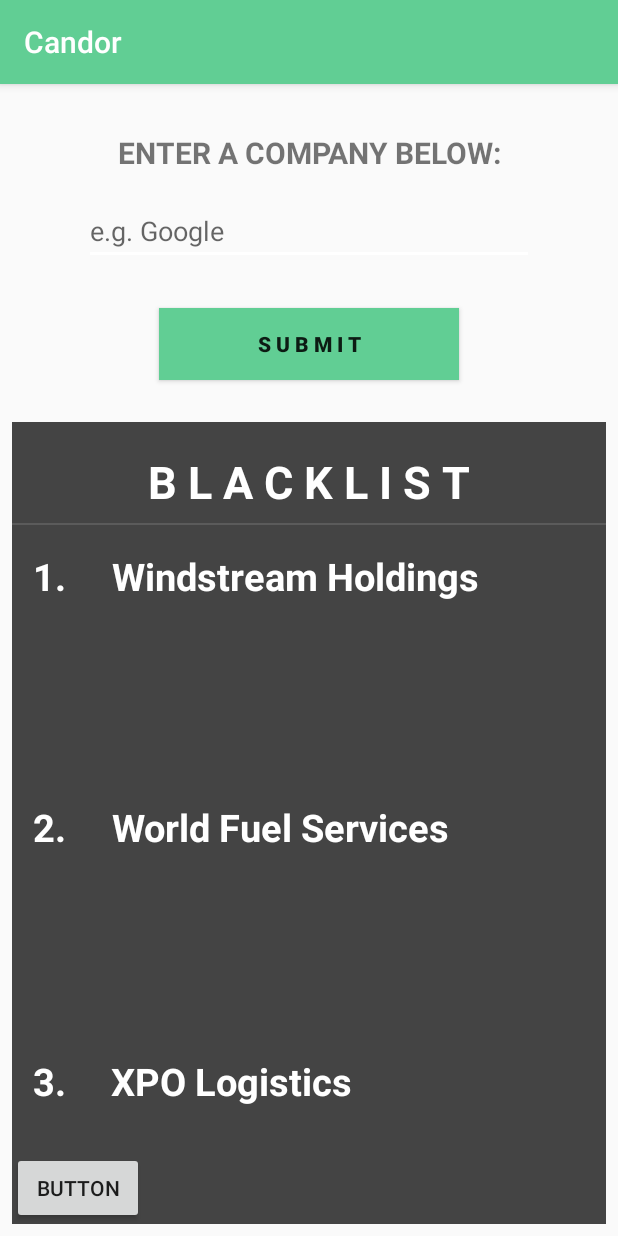
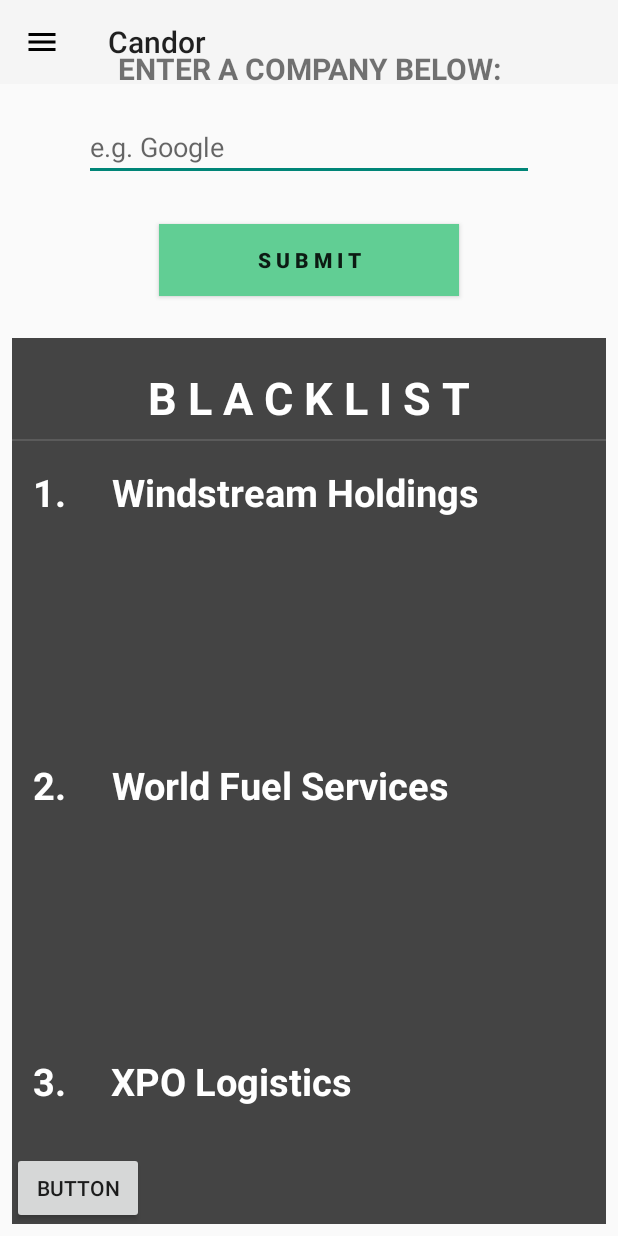
Before and after one commit to adityan9900/Candor, an Android app: the screen it shows after launch (MainActivity), on a phone screen of 412 x 824 dp. Run offline under Robolectric (Android 15) with nearby library versions, the phone set to English and light mode, and no system bars; libraries missing offline, so code that uses them is left out: com.beardedhen.androidbootstrap; 1 statement that could not run was skipped.

Commit message:
Updates for activity_reward

```diff
--- a/app/src/main/AndroidManifest.xml
+++ b/app/src/main/AndroidManifest.xml
@@ -8,7 +8,7 @@
         android:label="@string/app_name"
         android:roundIcon="@mipmap/logo_green_round"
         android:supportsRtl="true"
-        android:theme="@style/AppTheme">
+        android:theme="@style/Theme.AppCompat.Light.NoActionBar" >
         <activity android:name=".MainActivity">
             <intent-filter>
                 <action android:name="android.intent.action.MAIN" />
--- a/app/src/main/java/com/helloworld/candor/candor/MainActivity.java
+++ b/app/src/main/java/com/helloworld/candor/candor/MainActivity.java
@@ -5,13 +5,16 @@ import android.content.Intent;
 import android.content.res.Configuration;
 import android.graphics.Color;
 import android.support.annotation.Nullable;
+import android.support.design.widget.NavigationView;
 import android.support.v4.view.GravityCompat;
 import android.support.v4.widget.DrawerLayout;
+import android.support.v7.app.ActionBar;
 import android.support.v7.app.ActionBarDrawerToggle;
 import android.support.v7.app.AppCompatActivity;
 import android.os.Bundle;
 import android.support.v7.widget.LinearLayoutManager;
 import android.support.v7.widget.RecyclerView;
+import android.support.v7.widget.Toolbar;
 import android.view.Menu;
 import android.view.MenuItem;
 import android.view.View;
@@ -41,6 +44,11 @@ import static android.media.CamcorderProfile.get;
 
 public class MainActivity extends AppCompatActivity {
 
+
+
+
+    private DrawerLayout mDrawerLayout;
+
     final int COMPANY_SUMMARY_REQUEST_CODE = 1;
     final int REWARDS_REQUEST_CODE = 2;
     // final int PROMO_REQUEST_CODE = 3;
@@ -57,7 +65,61 @@ public class MainActivity extends AppCompatActivity {
         super.onCreate(savedInstanceState);
         setContentView(R.layout.activity_main);
 
-        getSupportActionBar().setTitle("Candor");
+        mDrawerLayout = findViewById(R.id.drawer_layout);
+
+
+
+        Toolbar toolbar = findViewById(R.id.toolbar);
+        setSupportActionBar(toolbar);
+        ActionBar actionbar = getSupportActionBar();
+        actionbar.setDisplayHomeAsUpEnabled(true);
+        actionbar.setHomeAsUpIndicator(R.drawable.ic_menu);
+
+        NavigationView navigationView = findViewById(R.id.nav_view);
+        navigationView.setNavigationItemSelectedListener(
+                new NavigationView.OnNavigationItemSelectedListener() {
+                    @Override
+                    public boolean onNavigationItemSelected(MenuItem menuItem) {
+                        // set item as selected to persist highlight
+                        menuItem.setChecked(true);
+                        // close drawer when item is tapped
+                        mDrawerLayout.closeDrawers();
+
+                        // Add code here to update the UI based on the item selected
+                        // For example, swap UI fragments here
+
+                        return true;
+                    }
+                });
+
+        mDrawerLayout.addDrawerListener(
+                new DrawerLayout.DrawerListener() {
+                    @Override
+                    public void onDrawerSlide(View drawerView, float slideOffset) {
+                        // Respond when the drawer's position changes
+                    }
+
+                    @Override
+                    public void onDrawerOpened(View drawerView) {
+                        // Respond when the drawer is opened
+                    }
+
+                    @Override
+                    public void onDrawerClosed(View drawerView) {
+                        // Respond when the drawer is closed
+                    }
+
+                    @Override
+                    public void onDrawerStateChanged(int newState) {
+                        // Respond when the drawer motion state changes
+                    }
+                }
+        );
+
+
+
+
+        //getSupportActionBar().setTitle("Candor");
 
         companyActivity = new CompanyActivity();
 
@@ -126,6 +188,15 @@ public class MainActivity extends AppCompatActivity {
         });
 
     }
+    @Override
+    public boolean onOptionsItemSelected(MenuItem item) {
+        switch (item.getItemId()) {
+            case android.R.id.home:
+                mDrawerLayout.openDrawer(GravityCompat.START);
+                return true;
+        }
+        return super.onOptionsItemSelected(item);
+    }
 
 
 
--- /dev/null
+++ b/app/src/main/res/drawable/ic_menu.xml
@@ -0,0 +1,9 @@
+<vector xmlns:android="http://schemas.android.com/apk/res/android"
+        android:width="24dp"
+        android:height="24dp"
+        android:viewportWidth="24.0"
+        android:viewportHeight="24.0">
+    <path
+        android:fillColor="#FF000000"
+        android:pathData="M3,18h18v-2L3,16v2zM3,13h18v-2L3,11v2zM3,6v2h18L21,6L3,6z"/>
+</vector>
--- a/app/src/main/res/layout/activity_main.xml
+++ b/app/src/main/res/layout/activity_main.xml
@@ -1,13 +1,44 @@
 <?xml version="1.0" encoding="utf-8"?>
 
-<android.support.v4.widget.DrawerLayout
-    xmlns:android="http://schemas.android.com/apk/res/android"
+<android.support.v4.widget.DrawerLayout xmlns:android="http://schemas.android.com/apk/res/android"
     xmlns:app="http://schemas.android.com/apk/res-auto"
-    xmlns:tools="http://schemas.android.com/tools"
+    android:id="@+id/drawer_layout"
     android:layout_width="match_parent"
     android:layout_height="match_parent"
-    android:id="@+id/drawer_layout"
-    tools:context=".MainActivity">
+    android:fitsSystemWindows="true">
+
+    <!-- Layout to contain contents of main body of screen (drawer will slide over this) -->
+    <FrameLayout
+        android:id="@+id/content_frame"
+        android:layout_width="match_parent"
+        android:layout_height="match_parent" >
+
+    <android.support.v7.widget.Toolbar
+        android:id="@+id/toolbar"
+        android:layout_width="match_parent"
+        android:layout_height="?attr/actionBarSize"
+        android:background="?attr/colorPrimary"
+        android:theme="@style/ThemeOverlay.AppCompat.ActionBar" />
+
+    </FrameLayout>
+
+    <!-- Container for contents of drawer - use NavigationView to make configuration easier -->
+    <android.support.design.widget.NavigationView
+        android:id="@+id/nav_view"
+        android:layout_width="wrap_content"
+        android:layout_height="match_parent"
+        android:layout_gravity="start"
+        android:fitsSystemWindows="true"
+        app:menu="@menu/drawer_view"
+
+
+/>
+
+
+
+
+
+
 
 <android.support.constraint.ConstraintLayout
     android:layout_width="match_parent"
@@ -185,5 +216,4 @@
 
 
 
-
 </android.support.v4.widget.DrawerLayout>
--- /dev/null
+++ b/app/src/main/res/menu/drawer_view.xml
@@ -0,0 +1,21 @@
+<?xml version="1.0" encoding="utf-8"?>
+<menu xmlns:android="http://schemas.android.com/apk/res/android" >
+    <group android:checkableBehavior="single">
+        <item
+            android:id="@+id/nav_Rewards"
+
+            android:title="@string/Rewards" />
+        <item
+            android:id="@+id/nav_gallery"
+
+            android:title="@string/Leaderboard" />
+        <item
+            android:id="@+id/nav_slideshow"
+
+            android:title="@string/Community" />
+        <item
+            android:id="@+id/nav_manage"
+
+            android:title="@string/Tools" />
+    </group>
+</menu>
--- a/app/src/main/res/menu/main_menu.xml
+++ /dev/null
@@ -1,4 +0,0 @@
-<?xml version="1.0" encoding="utf-8"?>
-<menu xmlns:android="http://schemas.android.com/apk/res/android">
-
-</menu>
--- a/app/src/main/res/values/strings.xml
+++ b/app/src/main/res/values/strings.xml
@@ -18,6 +18,11 @@
     <string name="open">Open</string>
     <string name="close">Close</string>
 
+    <string name="Rewards">Rewards</string>
+    <string name="Leaderboard">Leaderboard</string>
+    <string name="Community">Community</string>
+    <string name="Tools">Tools</string>
+
 
     <string name="hello_blank_fragment">Hello blank fragment</string>
     <string name="title_activity_more_information">MoreInformationActivity</string>
```
